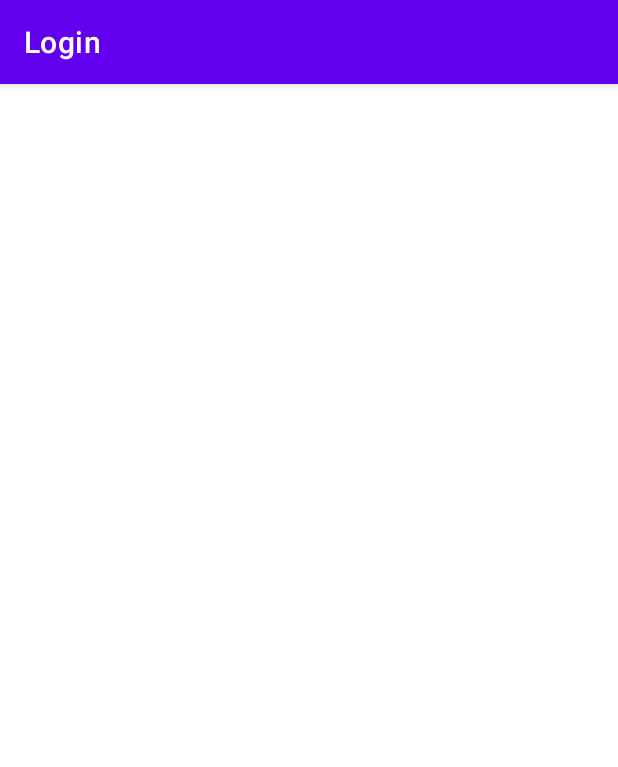
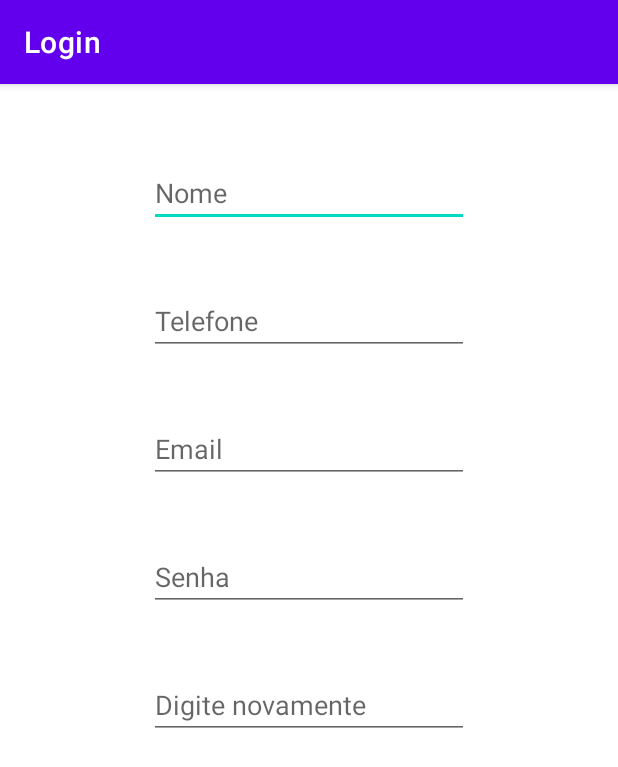
Before and after one commit to Marino25/AppProjeto, an Android app: the Cadastro screen opened directly, with no data from a screen before it, on a phone screen of 412 x 824 dp. Shown: the top 767 px of the screen. Run offline under Robolectric (Android 15) with nearby library versions, the phone set to English and light mode, and no system bars.

Commit message:
Adicionado Cadastro

```diff
--- a/app/src/main/AndroidManifest.xml
+++ b/app/src/main/AndroidManifest.xml
@@ -9,7 +9,7 @@
         android:roundIcon="@mipmap/ic_launcher_round"
         android:supportsRtl="true"
         android:theme="@style/Theme.Login">
-        <activity android:name=".data.Cadastro"></activity>
+        <activity android:name=".Cadastro"></activity>
         <activity
             android:name=".ui.login.LoginActivity"
             android:label="@string/app_name">
--- a/app/src/main/java/com/example/login/data/Cadastro.java
+++ b/app/src/main/java/com/example/login/Cadastro.java
@@ -1,4 +1,4 @@
-package com.example.login.data;
+package com.example.login;
 
 import androidx.appcompat.app.AppCompatActivity;
 
--- a/app/src/main/java/com/example/login/data/LoginDataSource.java
+++ b/app/src/main/java/com/example/login/data/LoginDataSource.java
@@ -16,7 +16,7 @@ public class LoginDataSource {
             LoggedInUser fakeUser =
                     new LoggedInUser(
                             java.util.UUID.randomUUID().toString(),
-                            "Jane Doe");
+                            "Pirocudo");
             return new Result.Success<>(fakeUser);
         } catch (Exception e) {
             return new Result.Error(new IOException("Error logging in", e));
--- a/app/src/main/res/layout/activity_cadastro.xml
+++ b/app/src/main/res/layout/activity_cadastro.xml
@@ -4,6 +4,65 @@
     xmlns:tools="http://schemas.android.com/tools"
     android:layout_width="match_parent"
     android:layout_height="match_parent"
-    tools:context=".data.Cadastro">
+    tools:context=".Cadastro">
 
+    <EditText
+        android:id="@+id/ed_nome"
+        android:layout_width="wrap_content"
+        android:layout_height="wrap_content"
+        android:layout_marginTop="50dp"
+        android:ems="10"
+        android:hint="@string/nome"
+        android:inputType="textPersonName"
+        app:layout_constraintEnd_toEndOf="parent"
+        app:layout_constraintStart_toStartOf="parent"
+        app:layout_constraintTop_toTopOf="parent" />
+
+    <EditText
+        android:id="@+id/ed_tel"
+        android:layout_width="wrap_content"
+        android:layout_height="wrap_content"
+        android:layout_marginTop="40dp"
+        android:ems="10"
+        android:hint="@string/telefone"
+        android:inputType="textPersonName"
+        app:layout_constraintEnd_toEndOf="parent"
+        app:layout_constraintStart_toStartOf="parent"
+        app:layout_constraintTop_toBottomOf="@+id/ed_nome" />
+
+    <EditText
+        android:id="@+id/ed_email"
+        android:layout_width="wrap_content"
+        android:layout_height="wrap_content"
+        android:layout_marginTop="40dp"
+        android:ems="10"
+        android:hint="@string/prompt_email"
+        android:inputType="textPersonName"
+        app:layout_constraintEnd_toEndOf="parent"
+        app:layout_constraintStart_toStartOf="parent"
+        app:layout_constraintTop_toBottomOf="@+id/ed_tel" />
+
+    <EditText
+        android:id="@+id/ed_senha"
+        android:layout_width="wrap_content"
+        android:layout_height="wrap_content"
+        android:layout_marginTop="40dp"
+        android:ems="10"
+        android:hint="@string/senha"
+        android:inputType="textPassword"
+        app:layout_constraintEnd_toEndOf="parent"
+        app:layout_constraintStart_toStartOf="parent"
+        app:layout_constraintTop_toBottomOf="@+id/ed_email" />
+
+    <EditText
+        android:id="@+id/ed_senha2"
+        android:layout_width="wrap_content"
+        android:layout_height="wrap_content"
+        android:layout_marginTop="40dp"
+        android:ems="10"
+        android:hint="@string/senha2"
+        android:inputType="textPassword"
+        app:layout_constraintEnd_toEndOf="parent"
+        app:layout_constraintStart_toStartOf="parent"
+        app:layout_constraintTop_toBottomOf="@+id/ed_senha" />
 </androidx.constraintlayout.widget.ConstraintLayout>
--- a/app/src/main/res/values/strings.xml
+++ b/app/src/main/res/values/strings.xml
@@ -3,7 +3,7 @@
     <!-- Strings related to login -->
     <string name="prompt_email">Email</string>
     <string name="prompt_password">Password</string>
-    <string name="action_sign_in">Sign in or register</string>
+    <string name="action_sign_in">Register</string>
     <string name="action_sign_in_short">Sign in</string>
     <string name="welcome">"Welcome !"</string>
     <string name="invalid_username">Not a valid username</string>
@@ -16,6 +16,12 @@
     <string name="next">Next</string>
     <string name="previous">Previous</string>
 
+    <string name="nome">Nome</string>
+    <string name="telefone">Telefone</string>
+    <string name="senha">Senha</string>
+    <string name="senha2">Digite novamente</string>
+
+
     <string name="hello_first_fragment">Hello first fragment</string>
     <string name="hello_second_fragment">Hello second fragment. Arg: %1$s</string>
 </resources>
```
Also changed, not shown: app/src/main/java/com/example/login/ui/login/LoginActivity.java (+21 -0 lines), app/src/main/res/layout/activity_login.xml (+17 -3 lines).
